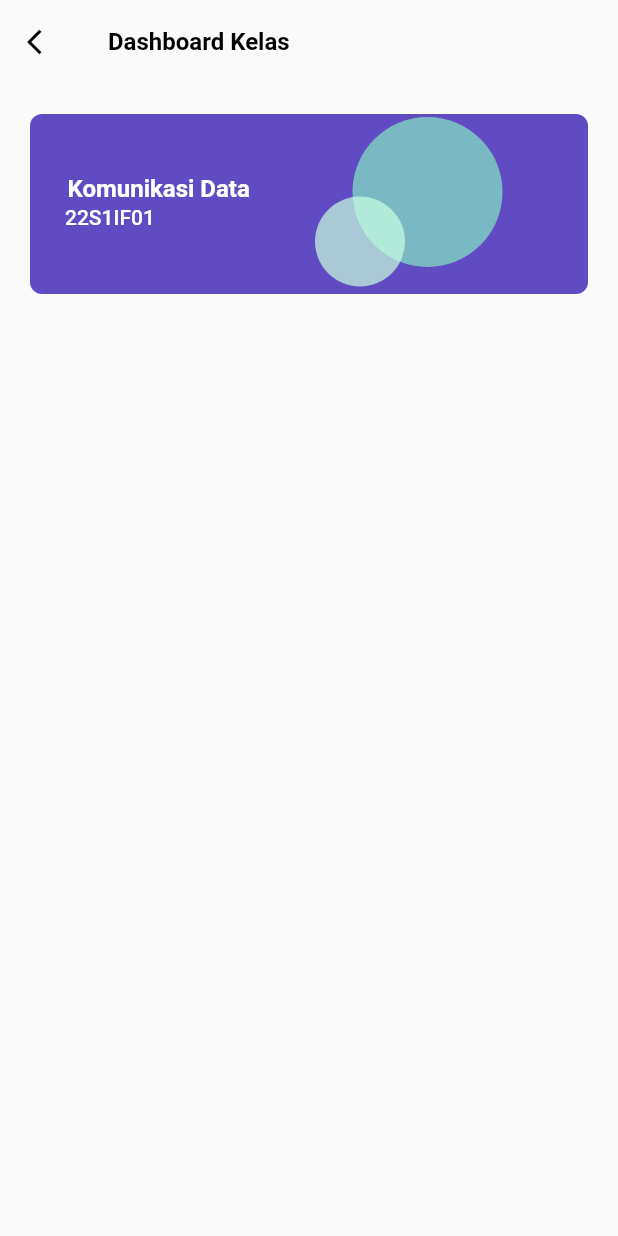
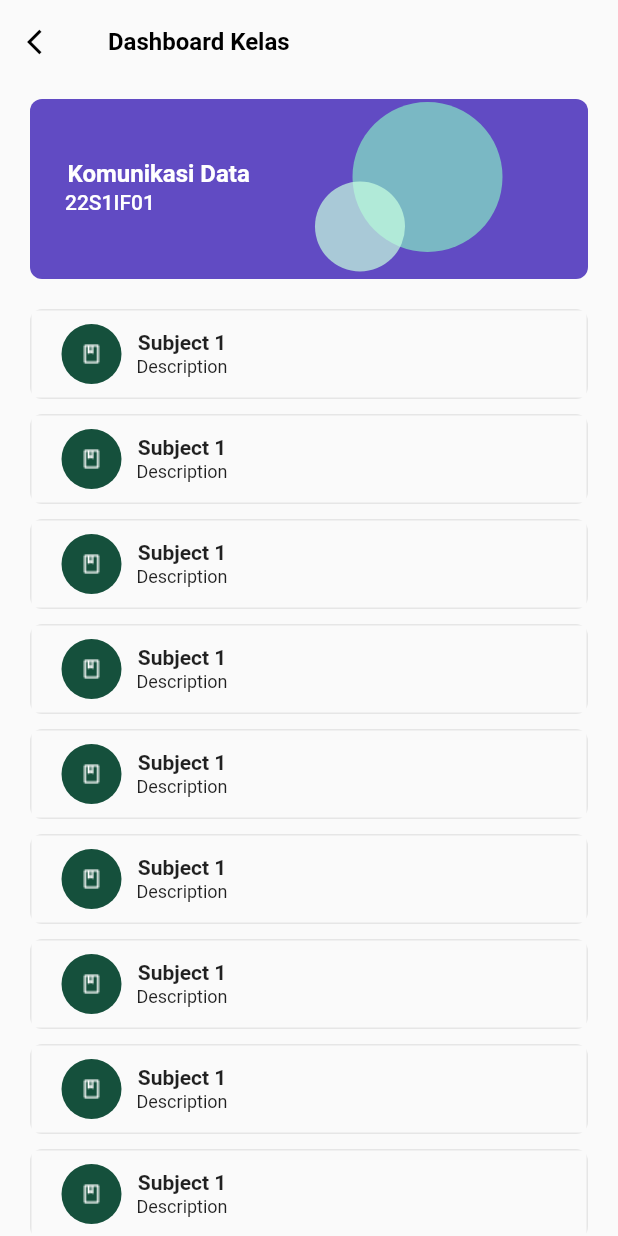
Before and after one commit to shandikadav/kampusku-app, a Flutter app: the screen it shows after launch, after a tap on "Login", on a phone screen of 412 x 824 dp. Run offline on Flutter 3.47's test engine with Material 2 defaults, Android fonts, the phone set to English and light mode, and no system bars; our stand-ins replace carousel_slider.

Commit message:
menambahkan menu subject kelas

```diff
--- a/lib/pages/kelas_dashboard.dart
+++ b/lib/pages/kelas_dashboard.dart
@@ -30,7 +30,7 @@ class KelasDashboard extends StatelessWidget {
         body: Column(
           children: [
             Padding(
-              padding: const EdgeInsets.all(20),
+              padding: const EdgeInsets.only(left: 20, right: 20, top: 10),
               child: ClipRRect(
                 borderRadius: BorderRadius.circular(8),
                 child: Stack(children: [
@@ -80,9 +80,69 @@ class KelasDashboard extends StatelessWidget {
                       ),
                     ],
                   ),
-                ]),
+                ]
+                ),
               ),
             ),
+            const SizedBox(height: 10),
+            Expanded(
+              child: ListView.builder(
+                itemCount: 10,
+                itemBuilder: (context, index) {
+                  return Padding(
+                    padding: const EdgeInsets.only(left: 20, right: 20, top: 10),
+                    child: InkWell(
+                      onTap: (){},
+                      child: ClipRRect(
+                        borderRadius: BorderRadius.circular(8),
+                        child: Container(
+                          height: 60,
+                          decoration: BoxDecoration(
+                            border: Border.all(
+                              color: const Color.fromARGB(20, 0, 0, 0),
+                            ),
+                          ),
+                          child: Padding(
+                            padding: const EdgeInsets.only(left: 20),
+                            child: Row(
+                              crossAxisAlignment: CrossAxisAlignment.center,
+                              children: [
+                                CircleAvatar(
+                                  backgroundColor: Color.fromRGBO(21, 80, 60, 1.0),
+                                  child: Image.asset("assets/logo_subject.png"),
+                                ),
+                                Padding(
+                                  padding: const EdgeInsets.only(left: 10),
+                                  child: Column(
+                                    mainAxisAlignment: MainAxisAlignment.center,
+                                    children: [
+                                      Text("Subject 1",
+                                      style: TextStyle(
+                                        fontWeight: FontWeight.bold,
+                                        fontSize: 14
+                                      ),
+                                      ),
+                                      SizedBox(height: 1,),
+                                      Text("Description",
+                                      maxLines: 1,
+                                      overflow: TextOverflow.ellipsis,
+                                      style: TextStyle(
+                                        fontSize: 12
+                                      ),
+                                      ),
+                                    ],
+                                  ),
+                                )
+                              ],
+                            ),
+                          ),
+                        ),
+                      ),
+                    ),
+                  );
+                }
+                ),
+            )
           ],
         ),
       ),
```
Also changed, not shown: assets/logo_subject.png (added).
